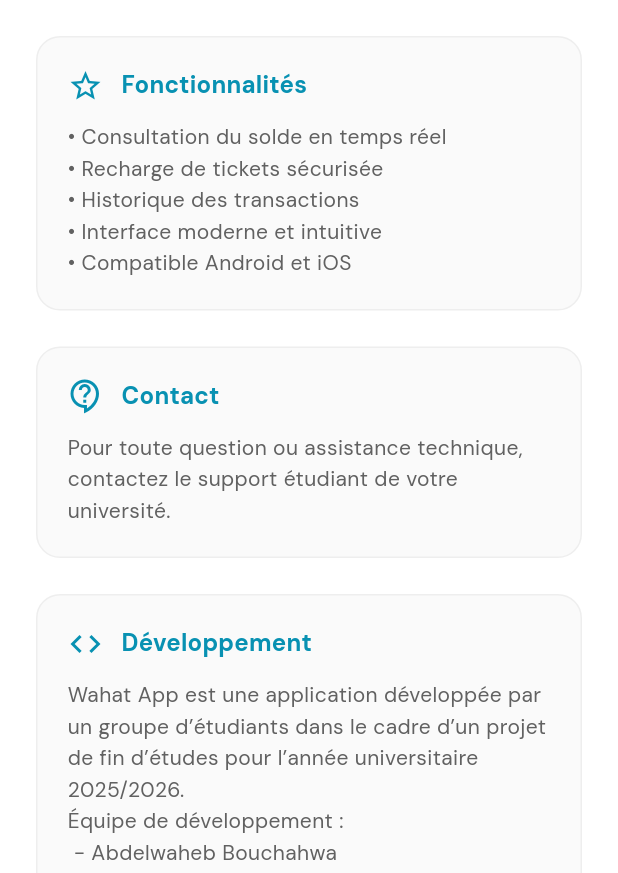
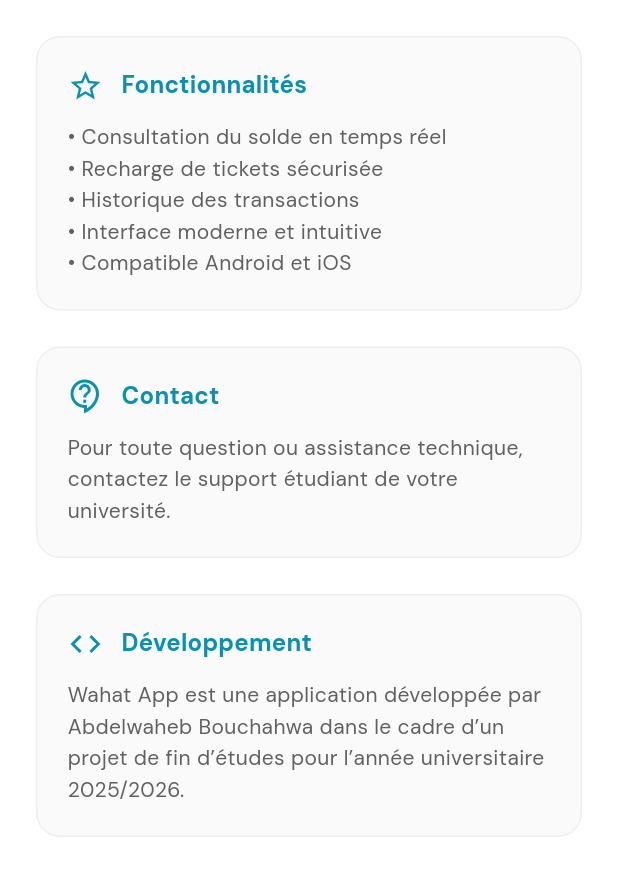
Before and after one commit to Abdelwahebbch/university_restaurant_app, a Flutter app: the AboutScreen screen opened by its route, scrolled down 206 dp, on a phone screen of 412 x 824 dp, the part 363-1236 px from its top. Run offline on Flutter 3.47's test engine with Material 3 defaults, Android fonts, the phone set to English and light mode, and no system bars; our stand-ins replace cloud_firestore, firebase_auth, firebase_core, google_fonts, mask_text_input_formatter; accounts and stored records are empty.

Commit message:
Edit the about screen

```diff
--- a/lib/screens/about_screen.dart
+++ b/lib/screens/about_screen.dart
@@ -71,7 +71,6 @@ class AboutScreen extends StatelessWidget {
 
             const SizedBox(height: 24),
 
-            // Fonctionnalités
             _buildSection(
               context,
               'Fonctionnalités',
@@ -81,7 +80,6 @@ class AboutScreen extends StatelessWidget {
 
             const SizedBox(height: 24),
 
-            // Contact
             _buildSection(
               context,
               'Contact',
@@ -91,11 +89,10 @@ class AboutScreen extends StatelessWidget {
 
             const SizedBox(height: 24),
 
-            // Développé par
             _buildSection(
               context,
               'Développement',
-              "Wahat App est une application développée par un groupe d’étudiants dans le cadre d’un projet de fin d’études pour l’année universitaire 2025/2026. \nÉquipe de développement : \n - Abdelwaheb Bouchahwa \n - Houssem Bettaieb \n - Aziz Boujlida \n - Ahmed Gammoudi",
+              "Wahat App est une application développée par Abdelwaheb Bouchahwa dans le cadre d’un projet de fin d’études pour l’année universitaire 2025/2026. ",
               Icons.code_outlined,
             ),
           ],
```
